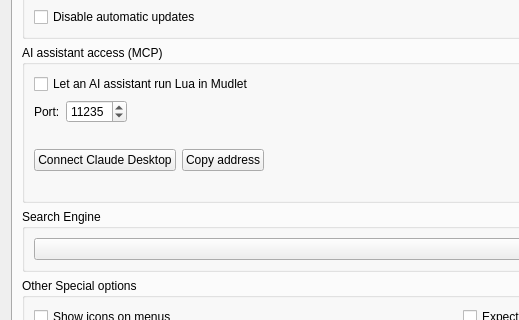
Mudlet/Mudlet, file src/ui/profile_preferences.ui: the form before one commit; both pictures show x 0 to 519 and y 275 to 595 of the 919 by 843 pixel window.
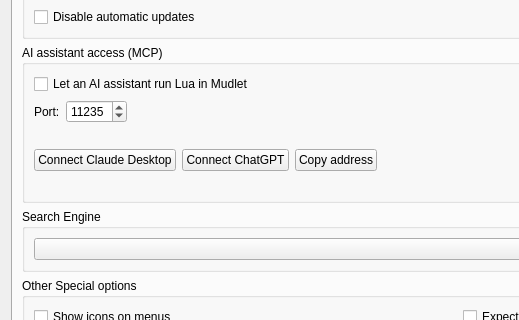
The form after the commit. The open tabs and pages were chosen to show the change. Icons and pictures are not drawn. Custom widgets are drawn as their Qt base class.

Commit message:
Add: one-click ChatGPT connection via the Codex config
Claude-Session: https://claude.ai/code/session_01D5tcDtYQ5bFW2baH6NWgCH

Patch:
```diff
--- a/src/ui/profile_preferences.ui
+++ b/src/ui/profile_preferences.ui
@@ -4984,6 +4984,19 @@
               </property>
              </widget>
             </item>
+            <item>
+             <widget class="QPushButton" name="pushButton_connectChatGpt">
+              <property name="toolTip">
+               <string extracomment="Tooltip on the button that registers Mudlet in the settings shared by the ChatGPT desktop app and Codex.">&lt;p&gt;Adds Mudlet to ChatGPT's settings - shared with Codex - so its AI assistant can control Mudlet. Restart ChatGPT afterwards to pick it up - from then on it finds Mudlet on its own, whenever both are running.&lt;/p&gt;</string>
+              </property>
+              <property name="accessibleDescription">
+               <string extracomment="Screen reader description of the button that registers Mudlet in the settings shared by the ChatGPT desktop app and Codex.">Adds Mudlet to ChatGPT's settings, shared with Codex, so its AI assistant can control Mudlet. Restart ChatGPT afterwards to pick it up - from then on it finds Mudlet on its own, whenever both are running.</string>
+              </property>
+              <property name="text">
+               <string extracomment="Label of the button that registers Mudlet in the settings shared by the ChatGPT desktop app and Codex. ChatGPT is a product name, leave it as-is.">Connect ChatGPT</string>
+              </property>
+             </widget>
+            </item>
             <item>
              <widget class="QPushButton" name="pushButton_copyMCPServerAddress">
               <property name="toolTip">
```
The commit also changes 6 other files.
